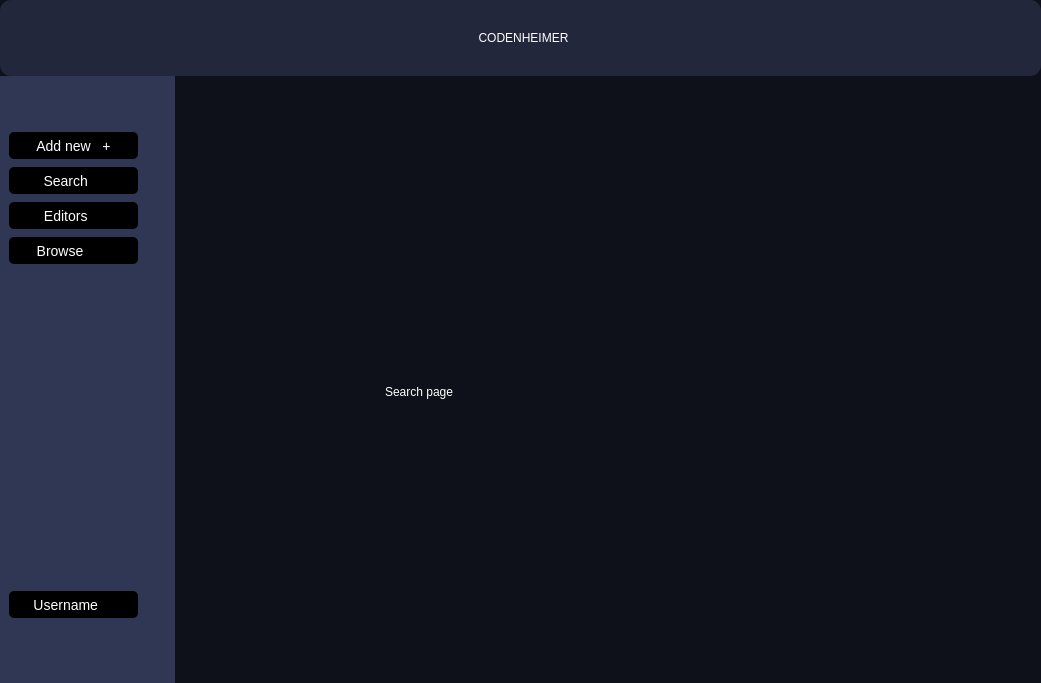
Before: the Qt Designer form mainwindow.ui in Deatrax/codenheimer, drawn with Qt 5.
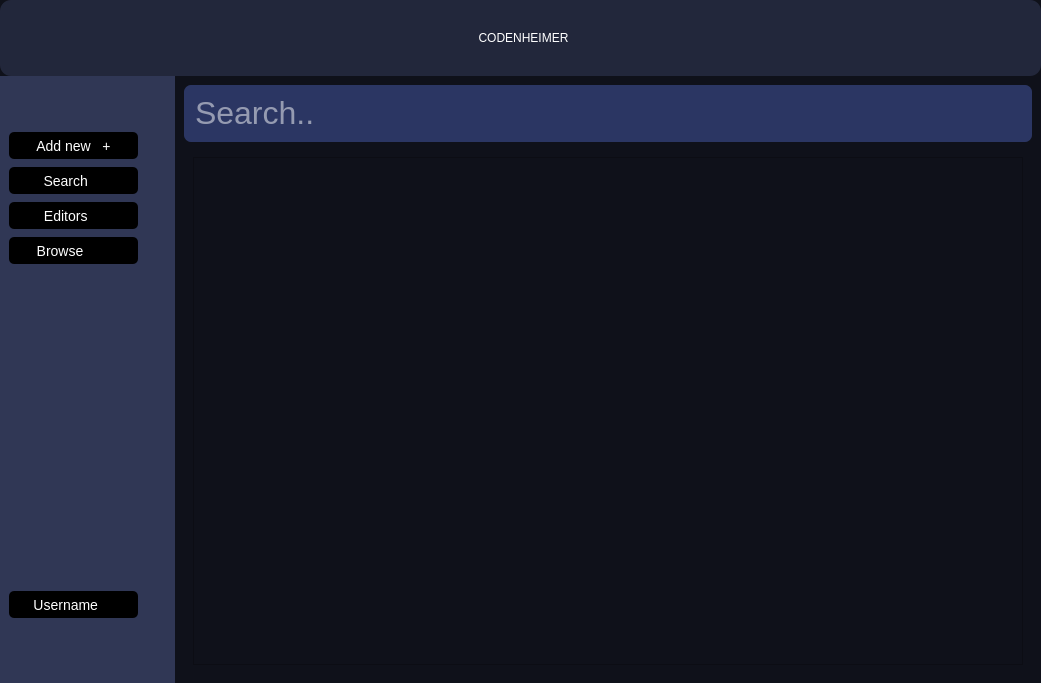
After: the same form once the commit is applied. The open tabs and pages were chosen to show the change. Icons and pictures are not drawn.

Commit message: updated ui, added the old search box  that was added by ryexocious

Diff of the .ui file:
```diff
--- a/mainwindow.ui
+++ b/mainwindow.ui
@@ -729,108 +729,130 @@
           </layout>
          </widget>
          <widget class="QWidget" name="searchPage">
-          <widget class="QLabel" name="label_3">
+          <layout class="QVBoxLayout" name="verticalLayout_7">
+           <item>
+            <widget class="QGroupBox" name="groupBox_2">
+             <property name="sizePolicy">
+              <sizepolicy hsizetype="Preferred" vsizetype="Fixed">
+               <horstretch>0</horstretch>
+               <verstretch>0</verstretch>
+              </sizepolicy>
+             </property>
+             <property name="minimumSize">
+              <size>
+               <width>810</width>
+               <height>57</height>
+              </size>
+             </property>
+             <property name="styleSheet">
+              <string notr="true">border-radius:7px;
+background:#2B3663;</string>
+             </property>
+             <property name="title">
+              <string/>
+             </property>
+             <layout class="QHBoxLayout" name="horizontalLayout_11">
+              <item>
+               <widget class="QLineEdit" name="lineEdit">
+                <property name="sizePolicy">
+                 <sizepolicy hsizetype="Preferred" vsizetype="Fixed">
+                  <horstretch>0</horstretch>
+                  <verstretch>0</verstretch>
+                 </sizepolicy>
+                </property>
+                <property name="font">
+                 <font>
+                  <pointsize>24</pointsize>
+                 </font>
+                </property>
+                <property name="placeholderText">
+                 <string>Search..</string>
+                </property>
+               </widget>
+              </item>
+              <item>
+               <widget class="QPushButton" name="dummySearchIcon">
+                <property name="sizePolicy">
+                 <sizepolicy hsizetype="Maximum" vsizetype="Maximum">
+                  <horstretch>0</horstretch>
+                  <verstretch>0</verstretch>
+                 </sizepolicy>
+                </property>
+                <property name="minimumSize">
+                 <size>
+                  <width>0</width>
+                  <height>0</height>
+                 </size>
+                </property>
+                <property name="maximumSize">
+                 <size>
+                  <width>37</width>
+                  <height>37</height>
+                 </size>
+                </property>
+                <property name="styleSheet">
+                 <string notr="true">QPushbutton{
+	border-radius:7px;
+	background:rgb(44, 50, 158);	
+}
+
+QPushButton:hover{
+	border-radius:7px;
+	background:rgb(51, 60, 184);	
+}
+</string>
+                </property>
+                <property name="text">
+                 <string/>
+                </property>
+               </widget>
+              </item>
+             </layout>
+            </widget>
+           </item>
+           <item>
+            <widget class="QGroupBox" name="groupBox_3">
+             <property name="title">
+              <string/>
+             </property>
+             <layout class="QVBoxLayout" name="verticalLayout_5">
+              <item>
+               <widget class="QScrollArea" name="scrollArea_2">
+                <property name="widgetResizable">
+                 <bool>true</bool>
+                </property>
+                <widget class="QWidget" name="scrollAreaWidgetContents_2">
+                 <property name="geometry">
+                  <rect>
+                   <x>0</x>
+                   <y>0</y>
+                   <width>816</width>
+                   <height>484</height>
+                  </rect>
+                 </property>
+                </widget>
+               </widget>
+              </item>
+             </layout>
+            </widget>
+           </item>
+          </layout>
+         </widget>
+         <widget class="QWidget" name="editorsPage">
+          <widget class="QLabel" name="label_2">
            <property name="geometry">
             <rect>
-             <x>210</x>
-             <y>250</y>
-             <width>331</width>
-             <height>131</height>
+             <x>320</x>
+             <y>300</y>
+             <width>201</width>
+             <height>101</height>
             </rect>
            </property>
            <property name="text">
-            <string>Search page</string>
+            <string>editor page</string>
            </property>
           </widget>
          </widget>
-         <widget class="QWidget" name="editorsPage">
-          <layout class="QHBoxLayout" name="horizontalLayout_11">
-           <item>
-            <widget class="QTabWidget" name="editorTabs">
-             <property name="styleSheet">
-              <string notr="true">QTabWidget#editorTabs{
-    /*background: white;*/
-    border: 2px solid ocean;
-}
-
-QTabWidget::pane {
-    /*border: 1px solid black;*/
-}
-
-QTabBar {
-    border-bottom: 2px solid darkgray;
-}
-
-QTabBar::tab {
-    background: #2B3663;
-    padding: 5px 10px;
-    margin: 1px;
-    border-top-left-radius: 5px;
-    border-top-right-radius: 5px;
-}
-
-QTabBar::tab:selected {
-    background: #3D4D8C;
-	font-weight:bold;
-    border-bottom: none;
-}
-
-QTabBar::tab:hover {
-    background: #303755;
-}
-
-QTabBar::tab:disabled {
-    color: gray;
-    background: #f0f0f0;
-}
-
-QTabBar::close-button {
-    image: url(close-icon.png);
-    subcontrol-position: right;
-    margin-left: 5px;
-}
-
-QTabBar::close-button:hover {
-    image: url(close-icon-hover.png);
-}</string>
-             </property>
-             <property name="currentIndex">
-              <number>0</number>
-             </property>
-             <widget class="QWidget" name="defaultTab">
-              <property name="styleSheet">
-               <string notr="true"/>
-              </property>
-              <attribute name="title">
-               <string>Tab 1</string>
-              </attribute>
-              <layout class="QHBoxLayout" name="horizontalLayout_12">
-               <property name="spacing">
-                <number>0</number>
-               </property>
-               <property name="leftMargin">
-                <number>0</number>
-               </property>
-               <property name="topMargin">
-                <number>0</number>
-               </property>
-               <property name="rightMargin">
-                <number>0</number>
-               </property>
-               <property name="bottomMargin">
-                <number>0</number>
-               </property>
-              </layout>
-             </widget>
-             <widget class="QWidget" name="tab_2">
-              <attribute name="title">
-               <string>Tab 2</string>
-              </attribute>
-             </widget>
-            </widget>
-           </item>
-          </layout>
-         </widget>
          <widget class="QWidget" name="browsePage">
           <layout class="QHBoxLayout" name="horizontalLayout_10">
            <property name="spacing">
```
Left out of the diff: 2 changed lines with no effect on the pictures.
